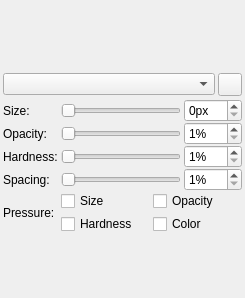
Qt form src/client/ui/brushsettings.ui (drawpile/Drawpile) before a commit.
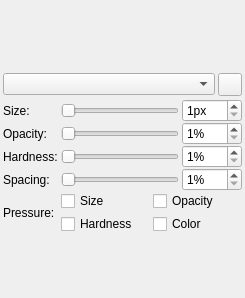
The same form after that commit. Icons and pictures are not drawn. Custom widgets are drawn as their Qt base class.

The edit to the form file:
```diff
--- a/src/client/ui/brushsettings.ui
+++ b/src/client/ui/brushsettings.ui
@@ -146,8 +146,11 @@
      </item>
      <item row="0" column="1">
       <widget class="QSlider" name="brushsize">
+       <property name="minimum">
+        <number>1</number>
+       </property>
        <property name="maximum">
-        <number>64</number>
+        <number>128</number>
        </property>
        <property name="orientation">
         <enum>Qt::Horizontal</enum>
@@ -219,8 +222,11 @@
        <property name="suffix">
         <string>px</string>
        </property>
+       <property name="minimum">
+        <number>1</number>
+       </property>
        <property name="maximum">
-        <number>64</number>
+        <number>128</number>
        </property>
       </widget>
      </item>
```
Left out of the diff: 4 changed lines with no effect on the pictures.
